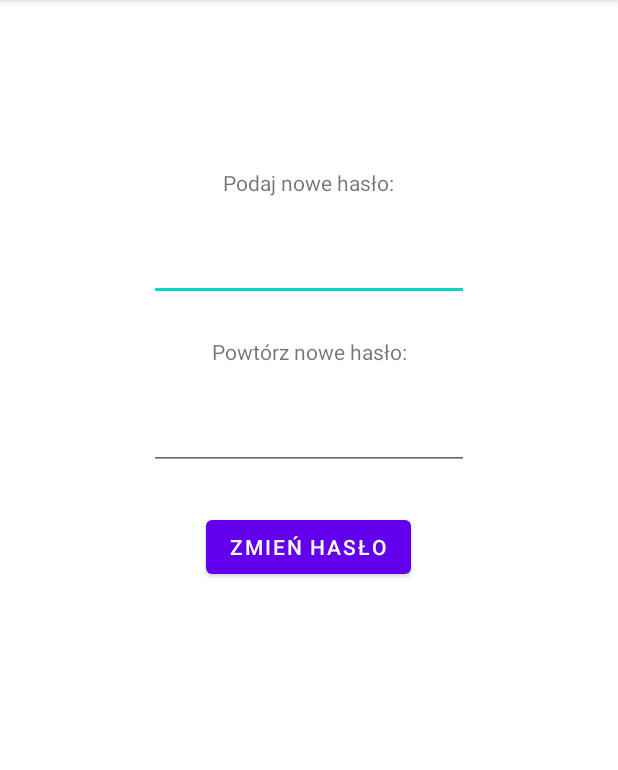
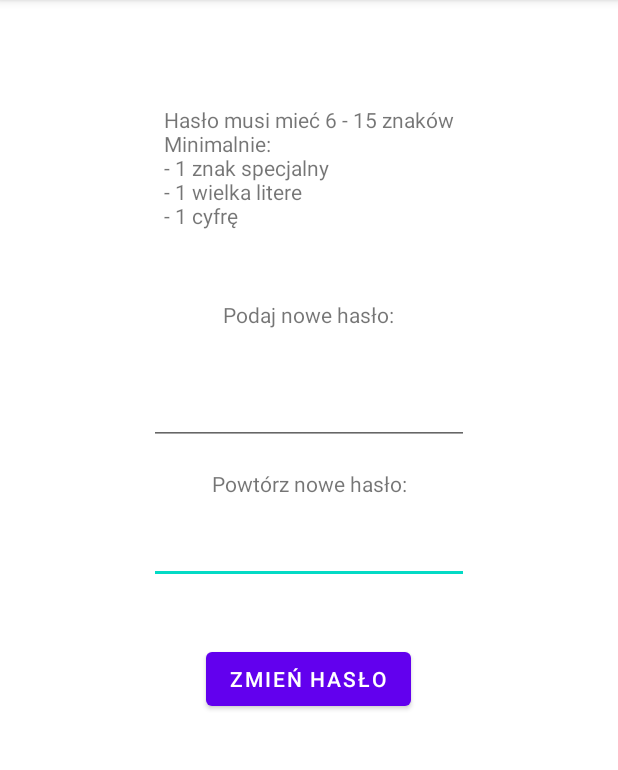
Before and after one commit to bpiatek/bsm, an Android app: the ChangePasswordActivity screen opened directly, with no data from a screen before it, after a tap on "ZMIEŃ HASŁO", on a phone screen of 412 x 824 dp, the part 84-854 px from its top. Run offline under Robolectric (Android 15) with nearby library versions, the phone set to English and light mode, and no system bars; libraries missing offline, so code that uses them is left out: org.passay; 1 statement that could not run was skipped.

Commit message:
decrypt and encrypt password

```diff
--- a/app/build.gradle
+++ b/app/build.gradle
@@ -38,5 +38,6 @@ dependencies {
     androidTestImplementation 'androidx.test.espresso:espresso-core:3.2.0'
     compileOnly 'org.projectlombok:lombok:1.18.16'
     annotationProcessor 'org.projectlombok:lombok:1.18.16'
+    implementation group: 'org.passay', name: 'passay', version: '1.6.0'
 
 }
--- a/app/src/main/java/pl/bpiatek/testing/activities/LoginActivity.java
+++ b/app/src/main/java/pl/bpiatek/testing/activities/LoginActivity.java
@@ -19,7 +19,7 @@ public class LoginActivity extends AppCompatActivity {
         setContentView(R.layout.activity_login);
     }
 
-    public void login(View view) {
+    public void login(View view) throws Exception {
         EditText editText = findViewById(R.id.password_text);
         String password = editText.getText().toString();
 
--- a/app/src/main/java/pl/bpiatek/testing/activities/MainActivity.java
+++ b/app/src/main/java/pl/bpiatek/testing/activities/MainActivity.java
@@ -16,6 +16,7 @@ public class MainActivity extends AppCompatActivity {
     @Override
     protected void onCreate(Bundle savedInstanceState) {
         super.onCreate(savedInstanceState);
+        Log.i("MainActivity", "Sprawdzam czy hasło istnieje...");
         if (getPasswordService().passwordExist()) {
             Log.i("MainActivity", "HASLO ISTNIEJE");
             goToMainActivity();
--- a/app/src/main/java/pl/bpiatek/testing/model/Note.java
+++ b/app/src/main/java/pl/bpiatek/testing/model/Note.java
@@ -12,4 +12,5 @@ import lombok.NoArgsConstructor;
 public class Note implements Serializable {
     private byte[] note;
     private byte[] password;
+    private byte[] passwordSignature;
 }
--- a/app/src/main/java/pl/bpiatek/testing/services/NoteService.java
+++ b/app/src/main/java/pl/bpiatek/testing/services/NoteService.java
@@ -27,7 +27,6 @@ public class NoteService {
     }
 
     private AppStorage getAppStorage() {
-        App appContext = (App) App.getAppContext();
-        return appContext.getAppStorage();
+        return App.getAppStorage();
     }
 }
--- /dev/null
+++ b/app/src/main/java/pl/bpiatek/testing/services/PasswordAESCrypt.java
@@ -0,0 +1,45 @@
+package pl.bpiatek.testing.services;
+
+import android.util.Base64;
+import android.util.Log;
+
+import java.security.Key;
+
+import javax.crypto.Cipher;
+import javax.crypto.spec.SecretKeySpec;
+
+import static android.util.Base64.DEFAULT;
+import static java.nio.charset.StandardCharsets.UTF_8;
+import static javax.crypto.Cipher.DECRYPT_MODE;
+import static javax.crypto.Cipher.ENCRYPT_MODE;
+
+class PasswordAESCrypt {
+
+    private static final String ALGORITHM = "AES";
+    private static final String KEY = "1Hbfh667adfDEJ78";
+
+    public static String encrypt(String value) throws Exception {
+        Log.i("PasswordAESCrypt", "Szyfrowanie hasła");
+        Key key = generateKey();
+        Cipher cipher = Cipher.getInstance(ALGORITHM);
+        cipher.init(ENCRYPT_MODE, key);
+        byte [] encryptedByteValue = cipher.doFinal(value.getBytes(UTF_8));
+
+        return Base64.encodeToString(encryptedByteValue, DEFAULT);
+    }
+
+    public static String decrypt(String value) throws Exception {
+        Log.i("PasswordAESCrypt", "Deszyfrowanie hasła");
+        Key key = generateKey();
+        Cipher cipher = Cipher.getInstance(ALGORITHM);
+        cipher.init(DECRYPT_MODE, key);
+        byte[] decryptedValue64 = Base64.decode(value, DEFAULT);
+        byte [] decryptedByteValue = cipher.doFinal(decryptedValue64);
+
+        return new String(decryptedByteValue, UTF_8);
+    }
+
+    private static Key generateKey() {
+        return new SecretKeySpec(KEY.getBytes(), ALGORITHM);
+    }
+}
--- a/app/src/main/res/layout/activity_change_passwort.xml
+++ b/app/src/main/res/layout/activity_change_passwort.xml
@@ -10,7 +10,7 @@
         android:id="@+id/new_password_label"
         android:layout_width="wrap_content"
         android:layout_height="wrap_content"
-        android:layout_marginTop="112dp"
+        android:layout_marginTop="200dp"
         android:text="@string/type_new_password_label"
         app:layout_constraintEnd_toEndOf="parent"
         app:layout_constraintHorizontal_bias="0.498"
@@ -18,31 +18,10 @@
         app:layout_constraintTop_toTopOf="parent" />
 
     <EditText
-        android:id="@+id/new_password_text"
-        android:layout_width="wrap_content"
-        android:layout_height="wrap_content"
-        android:layout_marginTop="24dp"
-        android:ems="10"
-        android:inputType="textPassword"
-        app:layout_constraintEnd_toEndOf="parent"
-        app:layout_constraintStart_toStartOf="parent"
-        app:layout_constraintTop_toBottomOf="@+id/new_password_label" />
-
-    <TextView
-        android:id="@+id/repeat_new_password_label"
-        android:layout_width="wrap_content"
-        android:layout_height="wrap_content"
-        android:layout_marginTop="24dp"
-        android:text="@string/repeat_new_password_label"
-        app:layout_constraintEnd_toEndOf="parent"
-        app:layout_constraintStart_toStartOf="parent"
-        app:layout_constraintTop_toBottomOf="@+id/new_password_text" />
-
-    <EditText
         android:id="@+id/repeat_new_password_text"
         android:layout_width="wrap_content"
         android:layout_height="wrap_content"
-        android:layout_marginTop="24dp"
+        android:layout_marginTop="12dp"
         android:ems="10"
         android:inputType="textPassword"
         app:layout_constraintEnd_toEndOf="parent"
@@ -53,7 +32,7 @@
         android:id="@+id/button_save_new_password"
         android:layout_width="wrap_content"
         android:layout_height="wrap_content"
-        android:layout_marginTop="140dp"
+        android:layout_marginTop="132dp"
         android:onClick="changePassword"
         android:text="@string/button_change_password"
         app:layout_constraintEnd_toEndOf="parent"
@@ -61,4 +40,36 @@
         app:layout_constraintStart_toStartOf="parent"
         app:layout_constraintTop_toBottomOf="@+id/new_password_text" />
 
+    <TextView
+        android:id="@+id/repeat_new_password_label"
+        android:layout_width="wrap_content"
+        android:layout_height="wrap_content"
+        android:layout_marginTop="16dp"
+        android:text="@string/repeat_new_password_label"
+        app:layout_constraintEnd_toEndOf="parent"
+        app:layout_constraintHorizontal_bias="0.501"
+        app:layout_constraintStart_toStartOf="parent"
+        app:layout_constraintTop_toBottomOf="@+id/new_password_text" />
+
+    <EditText
+        android:id="@+id/new_password_text"
+        android:layout_width="wrap_content"
+        android:layout_height="wrap_content"
+        android:layout_marginTop="32dp"
+        android:ems="10"
+        android:inputType="textPassword"
+        app:layout_constraintEnd_toEndOf="parent"
+        app:layout_constraintStart_toStartOf="parent"
+        app:layout_constraintTop_toBottomOf="@+id/new_password_label" />
+
+    <TextView
+        android:id="@+id/textView2"
+        android:layout_width="wrap_content"
+        android:layout_height="wrap_content"
+        android:layout_marginTop="70dp"
+        android:text="@string/password_rules_label"
+        app:layout_constraintEnd_toEndOf="parent"
+        app:layout_constraintStart_toStartOf="parent"
+        app:layout_constraintTop_toTopOf="parent" />
+
 </androidx.constraintlayout.widget.ConstraintLayout>
--- a/app/src/main/res/values/strings.xml
+++ b/app/src/main/res/values/strings.xml
@@ -12,4 +12,5 @@
     <string name="button_change_password">Zmień hasło</string>
     <string name="type_new_password_label">Podaj nowe hasło:</string>
     <string name="repeat_new_password_label">Powtórz nowe hasło:</string>
+    <string name="password_rules_label">Hasło musi mieć 6 - 15 znaków\nMinimalnie:\n- 1 znak specjalny\n- 1 wielka litere\n- 1 cyfrę</string>
 </resources>
```
Also changed, not shown: app/src/main/java/pl/bpiatek/testing/App.java (+12 -0 lines), app/src/main/java/pl/bpiatek/testing/activities/ChangePasswordActivity.java (+17 -6 lines), app/src/main/java/pl/bpiatek/testing/activities/CreatePasswordActivity.java (+10 -1 lines), app/src/main/java/pl/bpiatek/testing/exceprions/GeneralException.java (added, +7 -0 lines), app/src/main/java/pl/bpiatek/testing/exceprions/InvalidPasswordException.java (added, +7 -0 lines), app/src/main/java/pl/bpiatek/testing/services/AppStorage.java (+7 -5 lines), app/src/main/java/pl/bpiatek/testing/services/PasswordService.java (+53 -24 lines), app/src/main/res/layout/activity_create_password.xml (+14 -4 lines).
